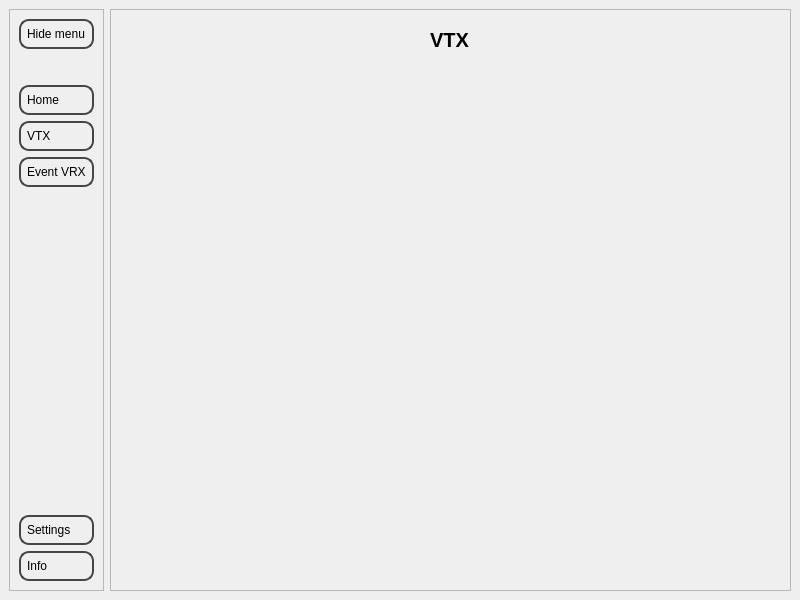
Giieniox256/hdzero-programmer, file ui/main_window.ui: the form before one commit.
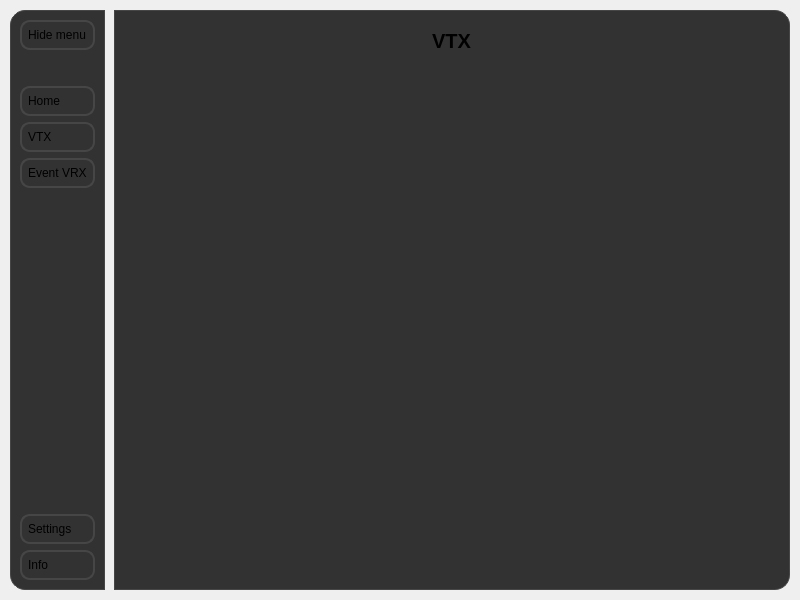
The form after the commit. The open tabs and pages were chosen to show the change. Icons and pictures are not drawn.

Patch:
```diff
--- a/ui/main_window.ui
+++ b/ui/main_window.ui
@@ -30,7 +30,21 @@
     <normaloff>:/icons/icons/HDZeroIcon.ico</normaloff>:/icons/icons/HDZeroIcon.ico</iconset>
   </property>
   <property name="styleSheet">
-   <string notr="true">QPushButton{
+   <string notr="true">#left_sidebar_frame{
+	background-color: #323232;
+	border: 1px solid #464646;
+	border-top-left-radius: 15px;
+	border-bottom-left-radius: 15px;
+}
+
+#main_frame{
+    background-color: #323232;
+	border: 1px solid #464646;
+	border-top-right-radius: 15px;
+	border-bottom-right-radius: 15px;
+}
+
+QPushButton{
 	padding: 6px;
 	text-align: left;
 	border: 2px solid #464646;
@@ -49,6 +63,21 @@
   </property>
   <widget class="QWidget" name="centralwidget">
    <layout class="QHBoxLayout" name="horizontalLayout">
+    <property name="spacing">
+     <number>9</number>
+    </property>
+    <property name="leftMargin">
+     <number>10</number>
+    </property>
+    <property name="topMargin">
+     <number>10</number>
+    </property>
+    <property name="rightMargin">
+     <number>10</number>
+    </property>
+    <property name="bottomMargin">
+     <number>10</number>
+    </property>
     <item>
      <widget class="QFrame" name="left_sidebar_frame">
       <property name="minimumSize">
@@ -70,6 +99,18 @@
        <enum>QFrame::Shadow::Raised</enum>
       </property>
       <layout class="QVBoxLayout" name="verticalLayout">
+       <property name="leftMargin">
+        <number>9</number>
+       </property>
+       <property name="topMargin">
+        <number>9</number>
+       </property>
+       <property name="rightMargin">
+        <number>9</number>
+       </property>
+       <property name="bottomMargin">
+        <number>9</number>
+       </property>
        <item>
         <widget class="QWidget" name="sidebar_header" native="true">
          <layout class="QVBoxLayout" name="verticalLayout_3">
@@ -273,7 +314,7 @@
           </sizepolicy>
          </property>
          <property name="currentIndex">
-          <number>3</number>
+          <number>1</number>
          </property>
          <widget class="QWidget" name="page_home">
           <layout class="QVBoxLayout" name="verticalLayout_6">
@@ -363,7 +404,14 @@
             </widget>
            </item>
            <item>
-            <widget class="QWidget" name="widget_6" native="true"/>
+            <widget class="QWidget" name="widget_6" native="true">
+             <property name="sizePolicy">
+              <sizepolicy hsizetype="Preferred" vsizetype="Expanding">
+               <horstretch>0</horstretch>
+               <verstretch>0</verstretch>
+              </sizepolicy>
+             </property>
+            </widget>
            </item>
           </layout>
          </widget>
```
